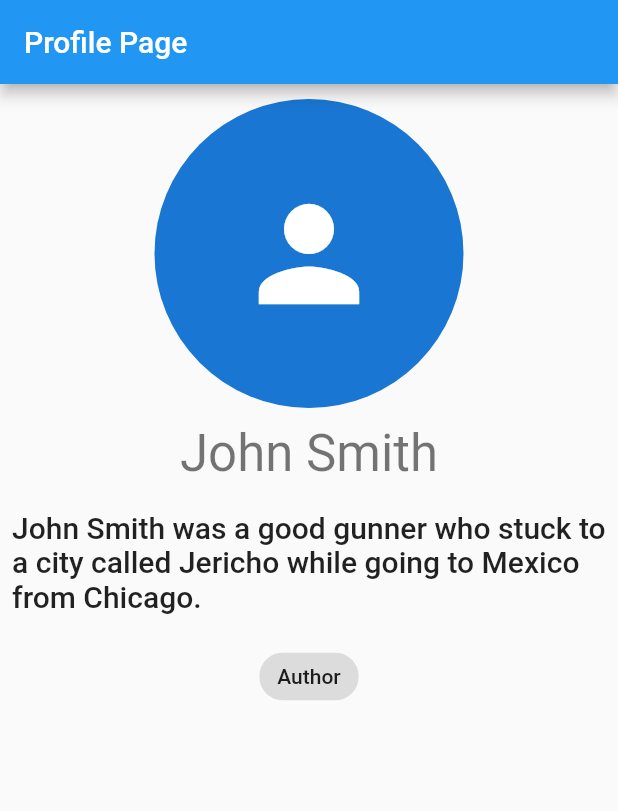
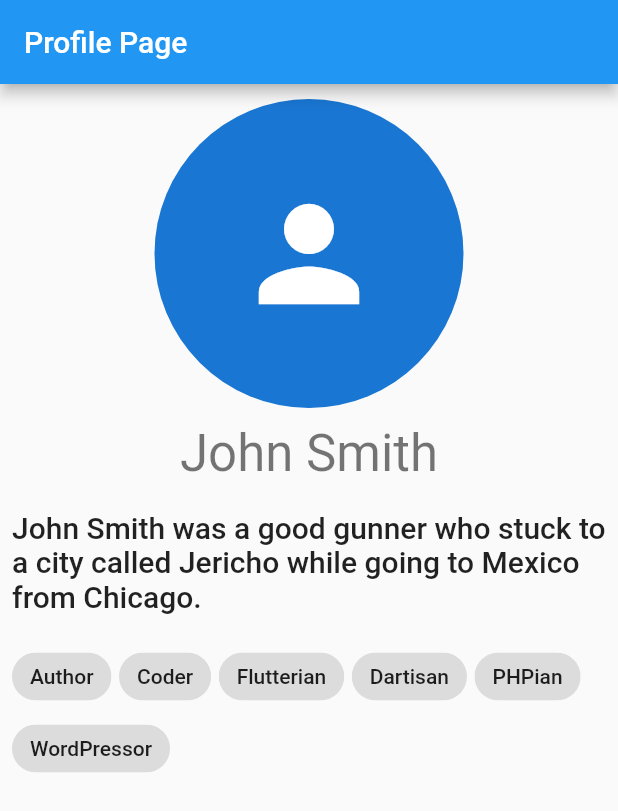
Before and after one commit to sanjibsinha/how_flutter_uses_dart, a Flutter app: the screen it shows after launch, on a phone screen of 412 x 824 dp. Shown: the top 811 px of the screen. Run offline on Flutter 3.47's test engine with Material 2 defaults, Android fonts, the phone set to English and light mode, and no system bars.

Commit message:
refactoring chapter one

```diff
--- /dev/null
+++ b/lib/chapter-one-string/small-profile-app/controller/body_controller.dart
@@ -0,0 +1,108 @@
+import 'package:flutter/material.dart';
+import 'package:how_flutter_uses_dart/chapter-one-string/small-profile-app/controller/src/iterate_tags.dart';
+import 'package:how_flutter_uses_dart/chapter-one-string/small-profile-app/model/profile_tags.dart';
+
+class ColumnWidget extends StatelessWidget {
+  const ColumnWidget({
+    Key key,
+    @required this.halfOfScreen,
+    @required this.tag,
+  }) : super(key: key);
+
+  final double halfOfScreen;
+  final List<Chip> tag;
+
+  @override
+  Widget build(BuildContext context) {
+    return Column(
+      // mainAxisAlignment: MainAxisAlignment.center,
+      children: [
+        SpaceWidget(),
+        buildCenter,
+        SpaceWidget(),
+        _buildText(context),
+        SpaceWidget(),
+        PaddingWidget(),
+        SpaceWidget(),
+        ContainerWidget(tag: tag),
+        SpaceWidget(),
+      ],
+    );
+  }
+
+  Text _buildText(BuildContext context) {
+    return Text(
+        'John Smith',
+        style: Theme.of(context).textTheme.headline4,
+      );
+  }
+
+  Center get buildCenter {
+    return Center(
+        child: CircleAvatar(
+          child: Icon(
+            Icons.person,
+            size: 100,
+          ),
+          radius: halfOfScreen,
+        ),
+      );
+  }
+}
+
+class PaddingWidget extends StatelessWidget {
+  const PaddingWidget({
+    Key key,
+  }) : super(key: key);
+
+  @override
+  Widget build(BuildContext context) {
+    return Padding(
+      padding: EdgeInsets.all(8.0),
+      child: Text(
+        'John Smith was a good gunner who stuck to a city called '
+        'Jericho while going to Mexico from Chicago.',
+        style: Theme.of(context).textTheme.headline6,
+      ),
+    );
+  }
+}
+
+class ContainerWidget extends StatelessWidget {
+  const ContainerWidget({
+    Key key,
+    @required this.tag,
+  }) : super(key: key);
+
+  final List<Chip> tag;
+
+  @override
+  Widget build(BuildContext context) {
+    return Container(
+      alignment: Alignment.centerLeft,
+      padding: EdgeInsets.symmetric(
+        horizontal: 8.0,
+      ),
+      child: Wrap(
+        spacing: 5,
+        // now, it doesn't depend on the number of the items
+        // in usual cases, it should come from API
+        children: iterateTags(profileTags).toList(),
+        // children: tag,
+      ),
+    );
+  }
+}
+
+class SpaceWidget extends StatelessWidget {
+  const SpaceWidget({
+    Key key,
+  }) : super(key: key);
+
+  @override
+  Widget build(BuildContext context) {
+    return SizedBox(
+      height: 10,
+    );
+  }
+}
--- /dev/null
+++ b/lib/chapter-one-string/small-profile-app/controller/src/iterate_tags.dart
@@ -0,0 +1,11 @@
+import 'package:flutter/material.dart';
+
+/// a function to iterate chips dynamically
+/// instead of mapping them to list
+Iterable<Chip> iterateTags(List<String> items) sync* {
+  for (var item in items) {
+    yield Chip(
+      label: Text(item),
+    );
+  }
+}
--- /dev/null
+++ b/lib/chapter-one-string/small-profile-app/model/profile_tags.dart
@@ -0,0 +1,8 @@
+List<String> profileTags = [
+  'Author',
+  'Coder',
+  'Flutterian',
+  'Dartisan',
+  'PHPian',
+  'WordPressor',
+];
--- /dev/null
+++ b/lib/chapter-one-string/small-profile-app/view/small_profile_app.dart
@@ -0,0 +1,39 @@
+import 'package:flutter/material.dart';
+import 'package:how_flutter_uses_dart/chapter-one-string/small-profile-app/controller/body_controller.dart';
+import 'package:how_flutter_uses_dart/chapter-one-string/small-profile-app/model/profile_tags.dart';
+
+class SmallProfileApp extends StatelessWidget {
+  /// here goes the list of profile tags
+  ///
+  /// it's fake data, in future it'll come from API
+
+  /// we get data from model
+  final profiles = profileTags;
+
+  @override
+  Widget build(BuildContext context) {
+    /// the profile picture adjusts itself to
+    /// take half of the screen dynamically
+    var halfOfScreen = MediaQuery.of(context).size.width / 4;
+
+    /// we can map our profile tags to list and avoid async* generator
+    var tag = profiles.map((tag) => Chip(label: Text(tag))).toList();
+
+    return Scaffold(
+      appBar: AppBar(
+        title: Text('Profile Page'),
+      ),
+      body: ColumnWidget(halfOfScreen: halfOfScreen, tag: tag),
+    );
+  }
+
+  /// a function to iterate chips dynamically
+  /// instead of mapping them to list
+  Iterable<Chip> iterateTags(List<String> items) sync* {
+    for (var item in items) {
+      yield Chip(
+        label: Text(item),
+      );
+    }
+  }
+}
--- a/lib/chapter-one-string/small_profile_app.dart
+++ /dev/null
@@ -1,74 +0,0 @@
-import 'package:flutter/material.dart';
-
-class SmallProfileApp extends StatelessWidget {
-  /// here goes the list of profile tags
-  ///
-  /// it's fake data, in future it'll come from API
-
-  final profileTags = [
-    'Author',
-    'Coder',
-    'Flutterian',
-    'Dartisan',
-  ];
-
-  @override
-  Widget build(BuildContext context) {
-    var halfOfScreen = MediaQuery.of(context).size.width / 4;
-    return Scaffold(
-      appBar: AppBar(
-        title: Text('Profile Page'),
-      ),
-      body: Column(
-        // mainAxisAlignment: MainAxisAlignment.center,
-        children: [
-          SpaceWidget(),
-          Center(
-            child: CircleAvatar(
-              child: Icon(
-                Icons.person,
-                size: 100,
-              ),
-              radius: halfOfScreen,
-            ),
-          ),
-          SpaceWidget(),
-          Text(
-            'John Smith',
-            style: Theme.of(context).textTheme.headline4,
-          ),
-          SpaceWidget(),
-          Padding(
-            padding: EdgeInsets.all(8.0),
-            child: Text(
-              'John Smith was a good gunner who stuck to a city called '
-              'Jericho while going to Mexico from Chicago.',
-              style: Theme.of(context).textTheme.headline6,
-            ),
-          ),
-          SpaceWidget(),
-          Wrap(
-            children: [
-              Chip(
-                label: Text(profileTags[0]),
-              ),
-            ],
-          )
-        ],
-      ),
-    );
-  }
-}
-
-class SpaceWidget extends StatelessWidget {
-  const SpaceWidget({
-    Key key,
-  }) : super(key: key);
-
-  @override
-  Widget build(BuildContext context) {
-    return SizedBox(
-      height: 10,
-    );
-  }
-}
--- a/lib/material_app.dart
+++ b/lib/material_app.dart
@@ -1,7 +1,7 @@
 import 'package:flutter/material.dart';
-import 'package:how_flutter_uses_dart/chapter-one-string/small_profile_app.dart';
+import 'package:how_flutter_uses_dart/chapter-one-string/small-profile-app/view/small_profile_app.dart';
 
-import 'chapter-one-string/dart_string.dart';
+// import 'chapter-one-string/dart_string.dart';
 
 class HowFlutterUsesDartApp extends StatelessWidget {
   @override
```
